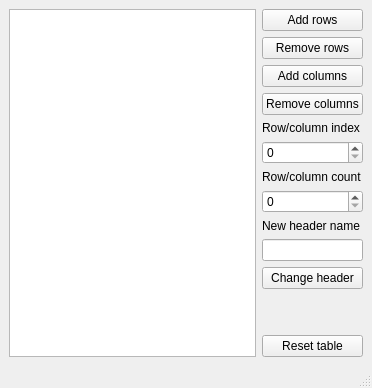
Qt form mainwindow.ui (ForkWriter/QtTable) before a commit.
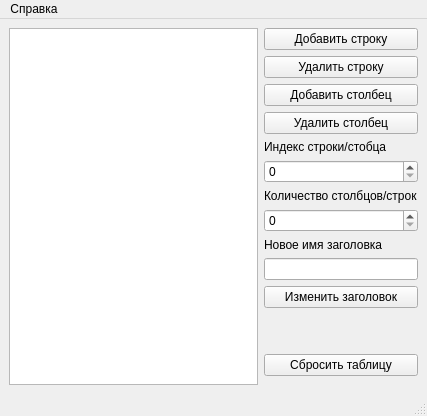
The same form after that commit.

```diff
--- a/mainwindow.ui
+++ b/mainwindow.ui
@@ -6,8 +6,8 @@
    <rect>
     <x>0</x>
     <y>0</y>
-    <width>372</width>
-    <height>381</height>
+    <width>427</width>
+    <height>416</height>
    </rect>
   </property>
   <property name="windowTitle">
@@ -20,35 +20,35 @@
       <item>
        <widget class="QPushButton" name="pushButton">
         <property name="text">
-         <string>Add rows</string>
+         <string>Добавить строку</string>
         </property>
        </widget>
       </item>
       <item>
        <widget class="QPushButton" name="pushButton_2">
         <property name="text">
-         <string>Remove rows</string>
+         <string>Удалить строку</string>
         </property>
        </widget>
       </item>
       <item>
        <widget class="QPushButton" name="pushButton_3">
         <property name="text">
-         <string>Add columns</string>
+         <string>Добавить столбец</string>
         </property>
        </widget>
       </item>
       <item>
        <widget class="QPushButton" name="pushButton_4">
         <property name="text">
-         <string>Remove columns</string>
+         <string>Удалить столбец</string>
         </property>
        </widget>
       </item>
       <item>
        <widget class="QLabel" name="label">
         <property name="text">
-         <string>Row/column index</string>
+         <string>Индекс строки/стобца</string>
         </property>
        </widget>
       </item>
@@ -58,7 +58,7 @@
       <item>
        <widget class="QLabel" name="label_2">
         <property name="text">
-         <string>Row/column count</string>
+         <string>Количество столбцов/строк</string>
         </property>
        </widget>
       </item>
@@ -68,7 +68,7 @@
       <item>
        <widget class="QLabel" name="label_3">
         <property name="text">
-         <string>New header name</string>
+         <string>Новое имя заголовка</string>
         </property>
        </widget>
       </item>
@@ -85,7 +85,7 @@
       <item>
        <widget class="QPushButton" name="pushButton_5">
         <property name="text">
-         <string>Change header</string>
+         <string>Изменить заголовок</string>
         </property>
        </widget>
       </item>
@@ -108,7 +108,7 @@
       <item>
        <widget class="QPushButton" name="pushButton_6">
         <property name="text">
-         <string>Reset table</string>
+         <string>Сбросить таблицу</string>
         </property>
        </widget>
       </item>
@@ -141,10 +141,17 @@
     <rect>
      <x>0</x>
      <y>0</y>
-     <width>372</width>
+     <width>427</width>
      <height>21</height>
     </rect>
    </property>
+   <widget class="QMenu" name="menu">
+    <property name="title">
+     <string>Справка</string>
+    </property>
+    <addaction name="action"/>
+   </widget>
+   <addaction name="menu"/>
   </widget>
   <widget class="QStatusBar" name="statusbar"/>
  </widget>
```
Left out of the diff: 5 changed lines with no effect on the pictures.
